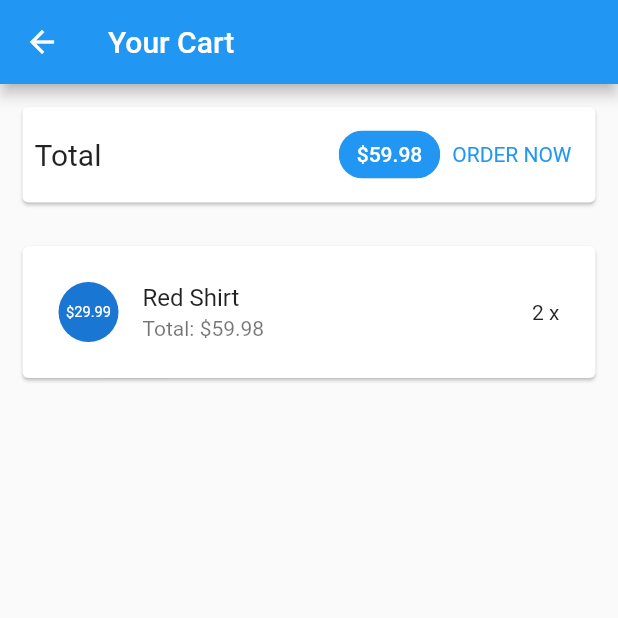
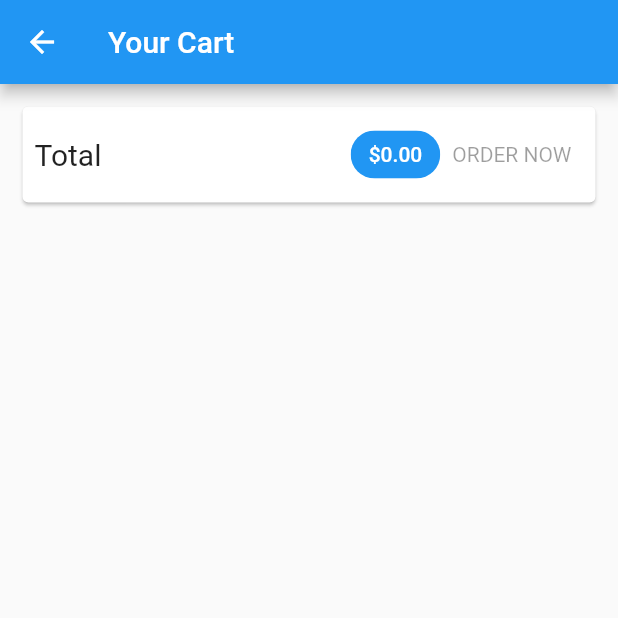
Before and after one commit to TranNhutLinhB1910248/Project_UDDD, a Flutter app: the CartScreen screen opened by its route, after a tap on "ORDER NOW", on a phone screen of 412 x 824 dp, the top half of it. Run offline on Flutter 3.47's test engine with Material 2 defaults, Android fonts, the phone set to English and light mode, and no system bars; network calls fail.

Commit message:
Quan ly trang thai voi provider - OdersManager

```diff
--- a/lib/main.dart
+++ b/lib/main.dart
@@ -27,6 +27,9 @@ class MyApp extends StatelessWidget {
         ),
         ChangeNotifierProvider(
           create: (ctx) => CartManager(),
+        ),
+        ChangeNotifierProvider(
+          create: (ctx) =>  OrdersManager()
         ),
       ],
       child: MaterialApp(
--- a/lib/ui/cart/cart_screen.dart
+++ b/lib/ui/cart/cart_screen.dart
@@ -1,5 +1,7 @@
 import 'package:flutter/material.dart';
 import 'package:provider/provider.dart';
+
+import '../orders/orders_manager.dart';
 
 import 'cart_manager.dart';
 import 'cart_item_card.dart';
@@ -62,15 +64,30 @@ class CartScreen extends StatelessWidget{
               ),
               backgroundColor: Theme.of(context).primaryColor,
             ),
+            // TextButton(
+            //   onPressed: () {
+            //     print('An order has been added');
+            //   },
+            //   style: TextButton.styleFrom(
+            //     textStyle: TextStyle(color: Theme.of(context).primaryColor),
+            //   ),
+            //   child: const Text('ORDER NOW'),
+            // )
             TextButton(
-              onPressed: () {
-                print('An order has been added');
-              },
-              style: TextButton.styleFrom(
-                textStyle: TextStyle(color: Theme.of(context).primaryColor),
-              ),
-              child: const Text('ORDER NOW'),
-            )
+                onPressed: cart.totalAmount <= 0
+                ? null
+                : () {
+                  context.read<OrdersManager>().addOrder(
+                    cart.products,
+                    cart.totalAmount,
+                  );
+                  cart.clear();
+                },
+                style: TextButton.styleFrom(
+                  textStyle: TextStyle(color: Theme.of(context).primaryColor),
+                ),
+                child: const Text('ORDER NOW'),
+            ),
           ],
         ),
       ),
--- a/lib/ui/orders/orders_manager.dart
+++ b/lib/ui/orders/orders_manager.dart
@@ -1,4 +1,5 @@
 import 'package:flutter/material.dart';
+import 'package:flutter/foundation.dart';
 
 import '../../models/cart_item.dart';
 import '../../models/order_item.dart';
@@ -27,4 +28,17 @@ class OrdersManager with ChangeNotifier {
   List<OrderItem> get orders {
     return [..._orders];
   }
+
+  void addOrder(List<CartItem> cartProducts, double total) async {
+    _orders.insert(
+      0,
+      OrderItem(
+        id: 'o${DateTime.now().toIso8601String()}',
+        amount: total,
+        products: cartProducts,
+        dateTime: DateTime.now(),
+      )
+    );
+    notifyListeners();
+  }
 }
--- a/lib/ui/orders/orders_screen.dart
+++ b/lib/ui/orders/orders_screen.dart
@@ -1,4 +1,6 @@
 import 'package:flutter/material.dart';
+
+import 'package:provider/provider.dart';
 
 import 'order_item_card.dart';
 import 'orders_manager.dart';
@@ -8,19 +10,37 @@ class OrdersScreen extends StatelessWidget{
   static const routeName =  '/orders';
   const OrdersScreen ({super.key});
 
+  // @override
+  // Widget build(BuildContext context){
+  //   print('building orders');
+  //   final ordersManager = OrdersManager();
+  //   return Scaffold(
+  //     appBar: AppBar(
+  //       title: const Text('Your Orders'),
+  //     ),
+  //     drawer: const AppDrawer(),
+  //     body: ListView.builder(
+  //       itemCount: ordersManager.orderCount,
+  //       itemBuilder: (ctx, i) => OrderItemCard(ordersManager.orders[i]),
+  //     ),
+  //   );
+  // }
   @override
   Widget build(BuildContext context){
     print('building orders');
-    final ordersManager = OrdersManager();
     return Scaffold(
       appBar: AppBar(
         title: const Text('Your Orders'),
       ),
       drawer: const AppDrawer(),
-      body: ListView.builder(
-        itemCount: ordersManager.orderCount,
-        itemBuilder: (ctx, i) => OrderItemCard(ordersManager.orders[i]),
-      ),
+      body:  Consumer<OrdersManager>(
+        builder: (ctx, ordersManager, child){
+          return ListView.builder(
+            itemCount: ordersManager.orderCount,
+            itemBuilder: (ctx, i) => OrderItemCard(ordersManager.orders[i]),
+          );
+        },
+      )
     );
   }
 }
```
